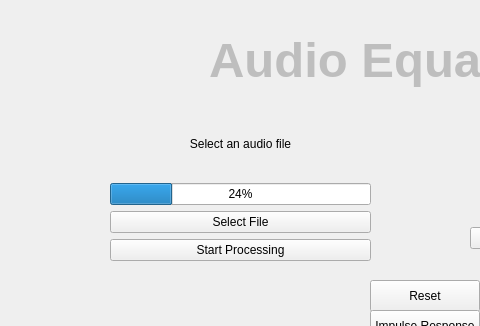
Qt form EqualizerBeta_layout.ui (paulmeaney/FYP_viciLab_app) before a commit; both pictures show x 0 to 480 and y 0 to 326 of the 862 by 513 pixel window.
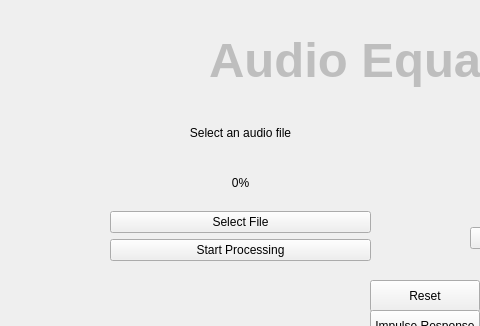
The same form after that commit.

Commit message: added progress precentage instead of the progress bar

Patch:
```diff
--- a/EqualizerBeta_layout.ui
+++ b/EqualizerBeta_layout.ui
@@ -99,9 +99,12 @@
      </widget>
     </item>
     <item>
-     <widget class="QProgressBar" name="progressBar">
-      <property name="value">
-       <number>24</number>
+     <widget class="QLabel" name="progressText">
+      <property name="text">
+       <string>0%</string>
+      </property>
+      <property name="alignment">
+       <set>Qt::AlignCenter</set>
       </property>
      </widget>
     </item>
```
The commit also changes 2 other files.
